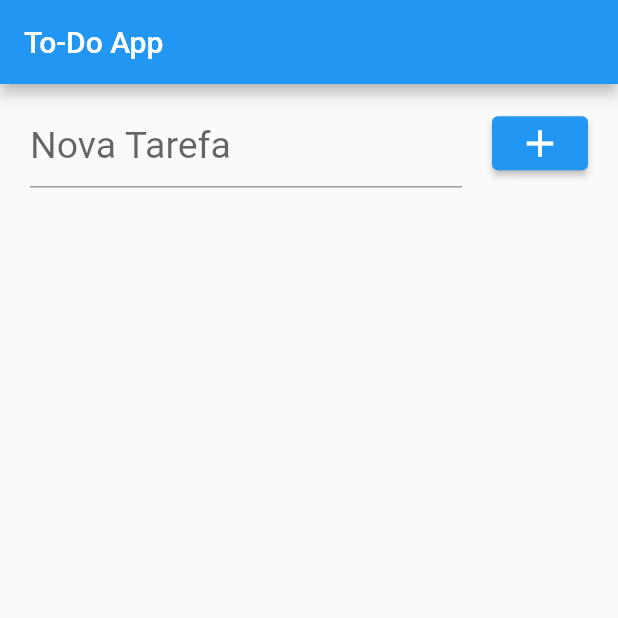
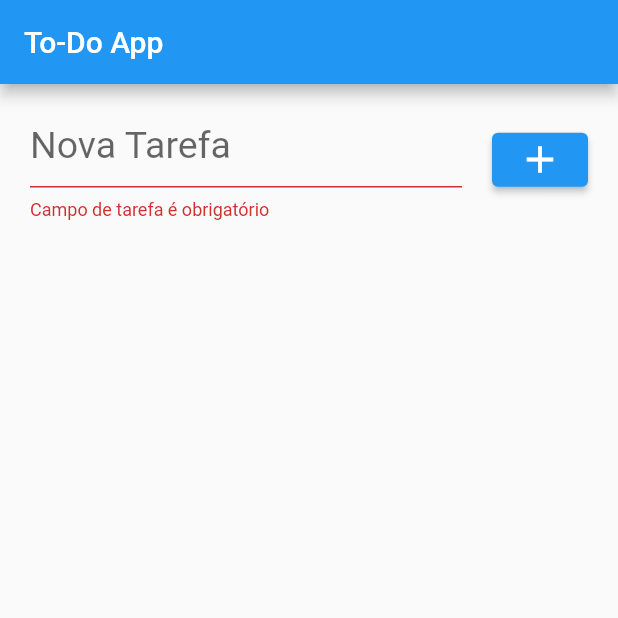
Before and after one commit to BeatrizPoncesIP/to_do_list, a Flutter app: the screen it shows after launch, after a tap on the "add" icon, on a phone screen of 412 x 824 dp, the top half of it. Run offline on Flutter 3.47's test engine with Material 2 defaults, Android fonts, the phone set to English and light mode, and no system bars.

Commit message:
Função adicionar tarefas adicionado.

```diff
--- a/lib/main.dart
+++ b/lib/main.dart
@@ -10,7 +10,7 @@ class MyApp extends StatelessWidget {
 
   @override
   Widget build(BuildContext context) {
-    return MaterialApp(
+    return const MaterialApp(
       home: MyHome(),
     );
   }
--- a/lib/src/pages/home/home.dart
+++ b/lib/src/pages/home/home.dart
@@ -1,13 +1,13 @@
-// aqui farei a tela principal, onde mostra a lista de tarefas.
-
-// ignore_for_file: avoid_print
+// ignore_for_file: non_constant_identifier_names
 
 import 'package:flutter/material.dart';
+import 'package:to_do_list/src/classes/tarefa.dart';
 
 // Essas duas classes existem por conta de arquitetura de programação, por causa de closer.
-// ignore_for_file: use_key_in_widget_constructors
 
 class MyHome extends StatefulWidget {
+  const MyHome({super.key});
+
   @override
   State<StatefulWidget> createState() {
     return MyHomeState();
@@ -17,6 +17,9 @@ class MyHome extends StatefulWidget {
 class MyHomeState extends State<MyHome> {
   static const String nome = 'To-Do App'; // nome do aplicativo
   final TextEditingController taskController = TextEditingController();
+  final GlobalKey<FormState> _FormKey = GlobalKey<FormState>();
+  final List<Tarefa> _tasks = List<Tarefa>.empty(growable: true);
+
   @override
   Widget build(BuildContext context) {
     return Scaffold(
@@ -27,7 +30,10 @@ class MyHomeState extends State<MyHome> {
         padding: const EdgeInsets.symmetric(horizontal: 20, vertical: 10),
         child: Column(
           children: [
-            Form(
+            Container(
+              margin: const EdgeInsets.only(bottom: 20),
+              child: Form(
+                key: _FormKey,
                 child: Row(
                   children: [
                     Expanded(
@@ -44,6 +50,12 @@ class MyHomeState extends State<MyHome> {
                           ),
                         ),
                         keyboardType: TextInputType.text,
+                        validator: (value) {
+                          if (value!.trim().isEmpty) {
+                            return "Campo de tarefa é obrigatório";
+                          }
+                          return null;
+                        },
                       ),
                     ),
                     Container(
@@ -55,12 +67,44 @@ class MyHomeState extends State<MyHome> {
                           size: 30.0,
                         ),
                         onPressed: () {
-                        print("Botão");
-                        print(taskController.text);
+                          if (_FormKey.currentState!.validate()) {
+                            setState(() {
+                              Tarefa newtask =
+                                  Tarefa(false, taskController.text);
+                              _tasks.add(newtask);
+                            });
+                            taskController.clear();
+                          }
                         },
                       ),
                     ),
                   ],
+                ),
+              ),
+            ),
+            Expanded(
+              child: ListView.builder(
+                itemCount: _tasks.length,
+                itemBuilder: (context, index) {
+                  var checkValue = _tasks[index].status;
+                  return Card(
+                    child: ListTile(
+                      dense: false,
+                      leading: Checkbox(
+                        value: checkValue,
+                        onChanged: (bool? value) {
+                          setState(() {
+                            checkValue = value!;
+                            _tasks[index].setStatus(value);
+                          });
+                        },
+                      ),
+                      title: Text(_tasks[index].descricao),
+                      selectedColor: Colors.red,
+                      selected: _tasks[index].status,
+                    ),
+                  );
+                },
               ),
             ),
           ],
```
Lines whose indentation alone changed are shown as unchanged.
